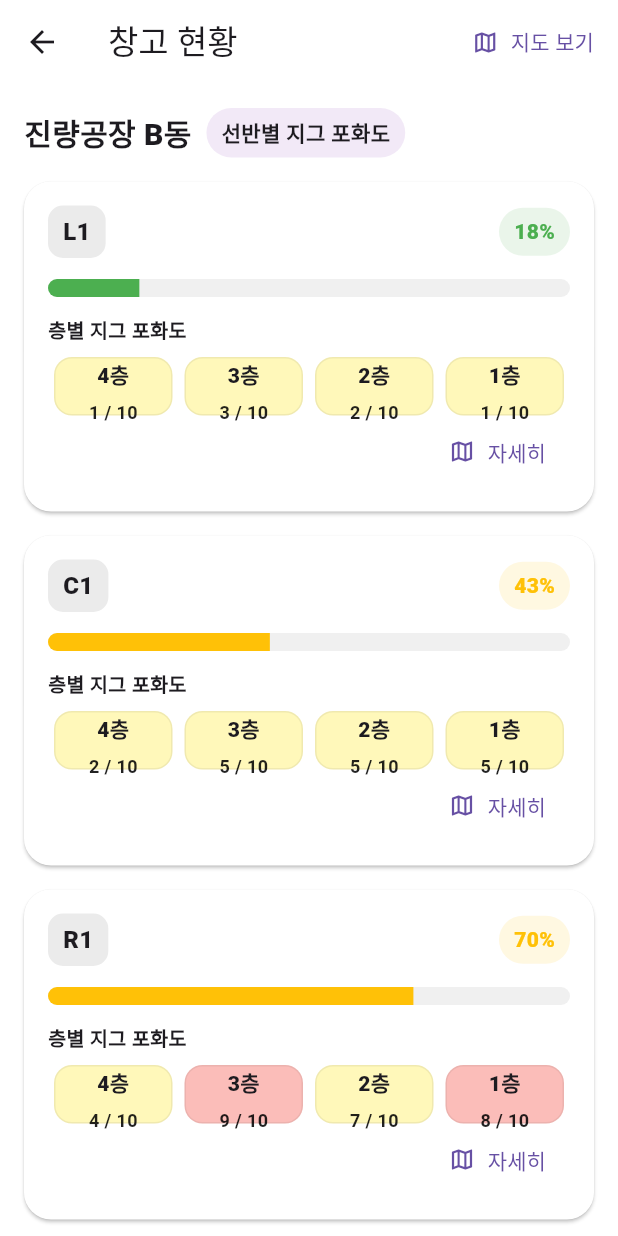
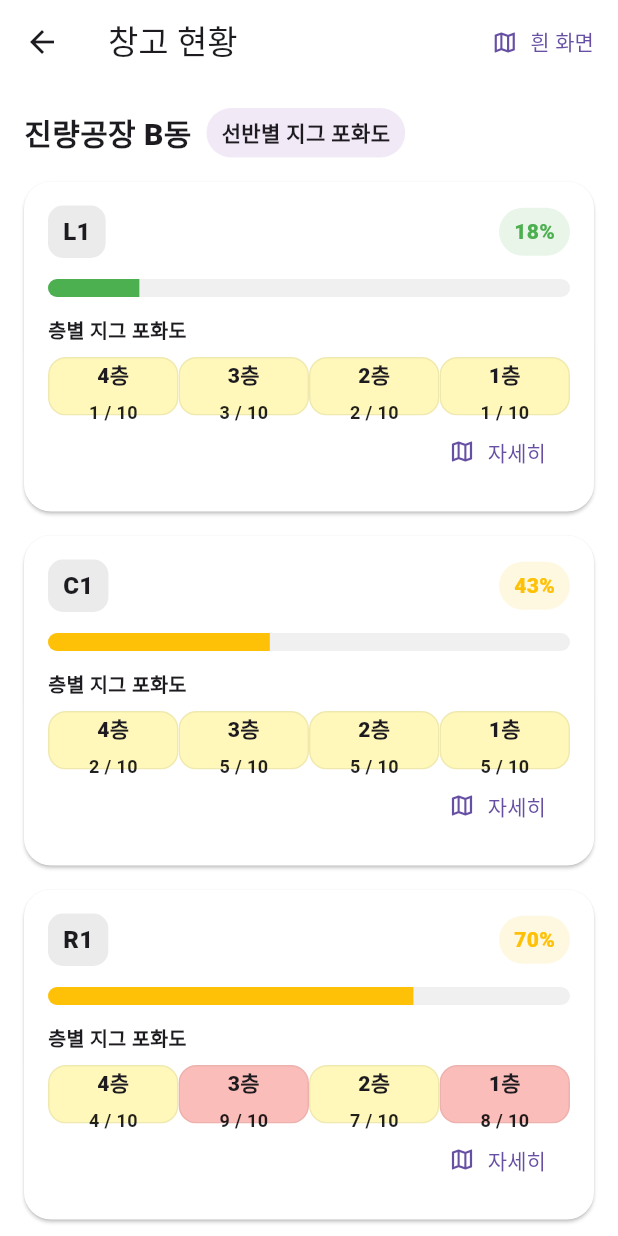
Before and after one commit to HeoSe0/Jigle, a Flutter app: the WarehouseScreen screen opened directly, on a phone screen of 412 x 824 dp. Run offline on Flutter 3.47's test engine with Material 3 defaults, Android fonts, the phone set to English and light mode, and no system bars; our stand-ins replace image_picker; Roboto replaces fonts that are missing (Pretendard-M).

```diff
--- a/lib/my_jig_page/warehouse_screen.dart
+++ b/lib/my_jig_page/warehouse_screen.dart
@@ -1,24 +1,55 @@
 import 'package:flutter/material.dart';
-import '../map_page/jinryang_maps/jinryang_b_dong_map.dart';
+
+/// 공통 상수
+const double kAlpha = 0.35; // 투명도
 
 /// 층(1~4층)별 0~10 용량 지표를 가지는 선반 상태
 class ShelfStatus {
   final String shelf; // L1 / C1 / R1
   final int f1, f2, f3, f4; // 1~4층 (0~10)
-  const ShelfStatus(this.shelf, {this.f1 = 0, this.f2 = 0, this.f3 = 0, this.f4 = 0});
 
-  /// 0.0~1.0 (전체 용량 대비 비율)
-  double get capacityRatio => (f1 + f2 + f3 + f4) / 40.0;
+  /// const 생성자: 값 검증은 assert만 수행 (릴리즈에선 미동작)
+  const ShelfStatus(
+      this.shelf, {
+        this.f1 = 0,
+        this.f2 = 0,
+        this.f3 = 0,
+        this.f4 = 0,
+      })  : assert(f1 >= 0 && f1 <= 10),
+        assert(f2 >= 0 && f2 <= 10),
+        assert(f3 >= 0 && f3 <= 10),
+        assert(f4 >= 0 && f4 <= 10);
+
+  /// 안전 생성자: 런타임 입력을 0~10으로 클램프해서 생성
+  factory ShelfStatus.safe(
+      String shelf, {
+        int f1 = 0,
+        int f2 = 0,
+        int f3 = 0,
+        int f4 = 0,
+      }) {
+    int clamp10(int v) => v < 0 ? 0 : (v > 10 ? 10 : v);
+    return ShelfStatus(
+      shelf,
+      f1: clamp10(f1),
+      f2: clamp10(f2),
+      f3: clamp10(f3),
+      f4: clamp10(f4),
+    );
+  }
+
+  int get total => f1 + f2 + f3 + f4;
+  double get capacityRatio => total / 40.0;
+
   Map<String, int> get floors => {'4층': f4, '3층': f3, '2층': f2, '1층': f1};
 }
 
-// 0~10 값을 색으로 변환
+// 0~10 값을 색으로 변환 (0: green, 8~10: red, 그 외: yellow)
 Color colorForCapacity(int c) {
   final v = c.clamp(0, 10);
-  const a = 0.35; // 투명도
-  if (v == 0) return Colors.green.withValues(alpha: a);
-  if (v >= 8) return Colors.red.withValues(alpha: a);
-  return Colors.yellow.withValues(alpha: a);
+  if (v == 0) return Colors.green.withValues(alpha: kAlpha);
+  if (v >= 8) return Colors.red.withValues(alpha: kAlpha);
+  return Colors.yellow.withValues(alpha: kAlpha);
 }
 
 // 상단 퍼센트/바 색
@@ -26,6 +57,31 @@ Color capacityProgressColor(double r) {
   if (r >= 0.8) return Colors.red;
   if (r <= 0.3) return Colors.green;
   return Colors.amber;
+}
+
+/// 흰 화면 (뒤로가기 아이콘 포함)
+class WhiteScreen extends StatelessWidget {
+  const WhiteScreen({super.key, this.title = '흰 화면'});
+
+  final String title;
+
+  @override
+  Widget build(BuildContext context) {
+    return Scaffold(
+      backgroundColor: Colors.white,
+      appBar: AppBar(
+        backgroundColor: Colors.white,
+        elevation: 0,
+        leading: IconButton(
+          icon: const Icon(Icons.arrow_back),
+          onPressed: () => Navigator.pop(context),
+        ),
+        title: Text(title, style: const TextStyle(color: Colors.black)),
+        iconTheme: const IconThemeData(color: Colors.black),
+      ),
+      body: const SizedBox.expand(),
+    );
+  }
 }
 
 class WarehouseScreen extends StatelessWidget {
@@ -42,28 +98,11 @@ class WarehouseScreen extends StatelessWidget {
   final String locationTitle;
   final ShelfStatus l1, c1, r1;
 
-  void _openJinryangBMap(BuildContext context) {
+  void _openWhiteScreen(BuildContext context, {String? title}) {
     Navigator.push(
       context,
       MaterialPageRoute(
-        builder: (ctx) => JinryangBDongMap(
-          onBack: () => Navigator.pop(ctx),
-          // L1
-          l1Floor1Capacity: l1.f1,
-          l1Floor2Capacity: l1.f2,
-          l1Floor3Capacity: l1.f3,
-          l1Floor4Capacity: l1.f4,
-          // R1
-          r1Floor1Capacity: r1.f1,
-          r1Floor2Capacity: r1.f2,
-          r1Floor3Capacity: r1.f3,
-          r1Floor4Capacity: r1.f4,
-          // C1
-          c1Floor1Capacity: c1.f1,
-          c1Floor2Capacity: c1.f2,
-          c1Floor3Capacity: c1.f3,
-          c1Floor4Capacity: c1.f4,
-        ),
+        builder: (_) => WhiteScreen(title: title ?? '흰 화면'),
       ),
     );
   }
@@ -83,9 +122,9 @@ class WarehouseScreen extends StatelessWidget {
         ),
         actions: [
           TextButton.icon(
-            onPressed: () => _openJinryangBMap(context),
+            onPressed: () => _openWhiteScreen(context, title: '흰 화면'),
             icon: const Icon(Icons.map_outlined),
-            label: const Text('지도 보기'),
+            label: const Text('흰 화면'),
           ),
         ],
       ),
@@ -100,8 +139,10 @@ class WarehouseScreen extends StatelessWidget {
                   padding: const EdgeInsets.fromLTRB(16, 16, 16, 8),
                   child: Row(
                     children: [
-                      Text(locationTitle,
-                          style: const TextStyle(fontSize: 20, fontWeight: FontWeight.w800)),
+                      Text(
+                        locationTitle,
+                        style: const TextStyle(fontSize: 20, fontWeight: FontWeight.w800),
+                      ),
                       const SizedBox(width: 10),
                       Container(
                         padding: const EdgeInsets.symmetric(horizontal: 10, vertical: 6),
@@ -127,7 +168,9 @@ class WarehouseScreen extends StatelessWidget {
                   delegate: SliverChildBuilderDelegate(
                         (context, i) => ShelfCapacityCard(
                       status: shelves[i],
-                      onDetail: () => _openJinryangBMap(context),
+                      onDetail: () => _openWhiteScreen(context, title: shelves[i].shelf),
+                      onFloorTap: (floor) =>
+                          _openWhiteScreen(context, title: '${shelves[i].shelf} ${floor}층'),
                     ),
                     childCount: shelves.length,
                   ),
@@ -142,9 +185,16 @@ class WarehouseScreen extends StatelessWidget {
 }
 
 class ShelfCapacityCard extends StatelessWidget {
-  const ShelfCapacityCard({super.key, required this.status, this.onDetail});
+  const ShelfCapacityCard({
+    super.key,
+    required this.status,
+    this.onDetail,
+    this.onFloorTap,
+  });
+
   final ShelfStatus status;
   final VoidCallback? onDetail;
+  final void Function(int floor)? onFloorTap; // 1~4층
 
   @override
   Widget build(BuildContext context) {
@@ -152,13 +202,18 @@ class ShelfCapacityCard extends StatelessWidget {
     final progressColor = capacityProgressColor(cap);
     final background = Colors.black.withValues(alpha: 0.06);
 
+    final labels = ['4층', '3층', '2층', '1층'];
+    final values = [status.f4, status.f3, status.f2, status.f1];
+    final floors = [4, 3, 2, 1];
+
     return Material(
       elevation: 1,
       color: Colors.white,
       borderRadius: BorderRadius.circular(18),
+      clipBehavior: Clip.antiAlias,
       child: InkWell(
         borderRadius: BorderRadius.circular(18),
-        onTap: onDetail,
+        onTap: onDetail, // 카드 전체 탭 → 흰 화면
         child: Padding(
           padding: const EdgeInsets.all(16),
           child: Column(crossAxisAlignment: CrossAxisAlignment.stretch, children: [
@@ -170,49 +225,67 @@ class ShelfCapacityCard extends StatelessWidget {
                     color: Colors.black.withValues(alpha: 0.08),
                     borderRadius: BorderRadius.circular(10),
                   ),
-                  child: Text(status.shelf,
-                      style: const TextStyle(fontSize: 16, fontWeight: FontWeight.w800)),
+                  child: Text(
+                    status.shelf,
+                    style: const TextStyle(fontSize: 16, fontWeight: FontWeight.w800),
+                  ),
                 ),
                 const Spacer(),
-                Container(
+                Semantics(
+                  label: '총 포화도',
+                  value: '${(cap * 100).toStringAsFixed(0)}퍼센트',
+                  child: Container(
                     padding: const EdgeInsets.symmetric(horizontal: 10, vertical: 6),
                     decoration: BoxDecoration(
                       color: progressColor.withValues(alpha: 0.12),
                       borderRadius: BorderRadius.circular(999),
                     ),
-                  child: Text('${(cap * 100).round()}%',
-                      style: TextStyle(
-                        fontWeight: FontWeight.w800,
-                        color: progressColor,
-                      )),
+                    child: Text(
+                      '${(cap * 100).toStringAsFixed(0)}%',
+                      style: TextStyle(fontWeight: FontWeight.w800, color: progressColor),
+                    ),
+                  ),
                 ),
               ],
             ),
             const SizedBox(height: 14),
-            ClipRRect(
+            TweenAnimationBuilder<double>(
+              tween: Tween(begin: 0, end: cap),
+              duration: const Duration(milliseconds: 450),
+              curve: Curves.easeOutCubic,
+              builder: (context, value, _) {
+                return ClipRRect(
                   borderRadius: BorderRadius.circular(12),
                   child: LinearProgressIndicator(
-                value: cap,
+                    value: value,
                     minHeight: 12,
                     color: progressColor,
                     backgroundColor: background,
                   ),
+                );
+              },
             ),
             const SizedBox(height: 12),
             const Text('층별 지그 포화도', style: TextStyle(fontSize: 13, fontWeight: FontWeight.w700)),
             const SizedBox(height: 8),
             Expanded(
               child: Row(
-                children: status.floors.entries.map((e) {
-                  return Expanded(child: _FloorBox(label: e.key, value: e.value));
-                }).toList(),
+                children: List.generate(labels.length, (i) {
+                  return Expanded(
+                    child: _FloorBox(
+                      label: labels[i],
+                      value: values[i],
+                      onTap: onFloorTap == null ? null : () => onFloorTap!(floors[i]),
+                    ),
+                  );
+                }),
               ),
             ),
             Row(
               mainAxisAlignment: MainAxisAlignment.end,
               children: [
                 TextButton.icon(
-                  onPressed: onDetail,
+                  onPressed: onDetail, // 자세히 → 흰 화면
                   icon: const Icon(Icons.map_outlined),
                   label: const Text('자세히'),
                 ),
@@ -226,28 +299,44 @@ class ShelfCapacityCard extends StatelessWidget {
 }
 
 class _FloorBox extends StatelessWidget {
-  const _FloorBox({required this.label, required this.value});
+  const _FloorBox({required this.label, required this.value, this.onTap});
   final String label;
   final int value;
+  final VoidCallback? onTap;
 
   @override
   Widget build(BuildContext context) {
-    final bg = colorForCapacity(value);
-    return Container(
-      margin: const EdgeInsets.symmetric(horizontal: 4),
+    final clamped = value.clamp(0, 10);
+    final bg = colorForCapacity(clamped);
+
+    return Material(
+      color: Colors.transparent,
+      child: InkWell(
+        onTap: onTap, // 층 버튼 → 흰 화면
+        borderRadius: BorderRadius.circular(12),
+        child: Ink(
           decoration: BoxDecoration(
             color: bg,
             borderRadius: BorderRadius.circular(12),
             border: Border.all(color: Colors.black.withValues(alpha: 0.06)),
           ),
+          child: Semantics(
+            button: true,
+            label: '$label 포화도',
+            value: '$clamped / 10',
             child: Column(
               mainAxisAlignment: MainAxisAlignment.center,
               children: [
                 Text(label, style: const TextStyle(fontWeight: FontWeight.w800)),
                 const SizedBox(height: 6),
-          Text('$value / 10',
-              style: const TextStyle(fontSize: 12, color: Colors.black87, fontWeight: FontWeight.w600)),
+                Text(
+                  '$clamped / 10',
+                  style: const TextStyle(fontSize: 12, color: Colors.black87, fontWeight: FontWeight.w600),
+                ),
               ],
+            ),
+          ),
+        ),
       ),
     );
   }
```
Lines whose indentation alone changed are shown as unchanged.
